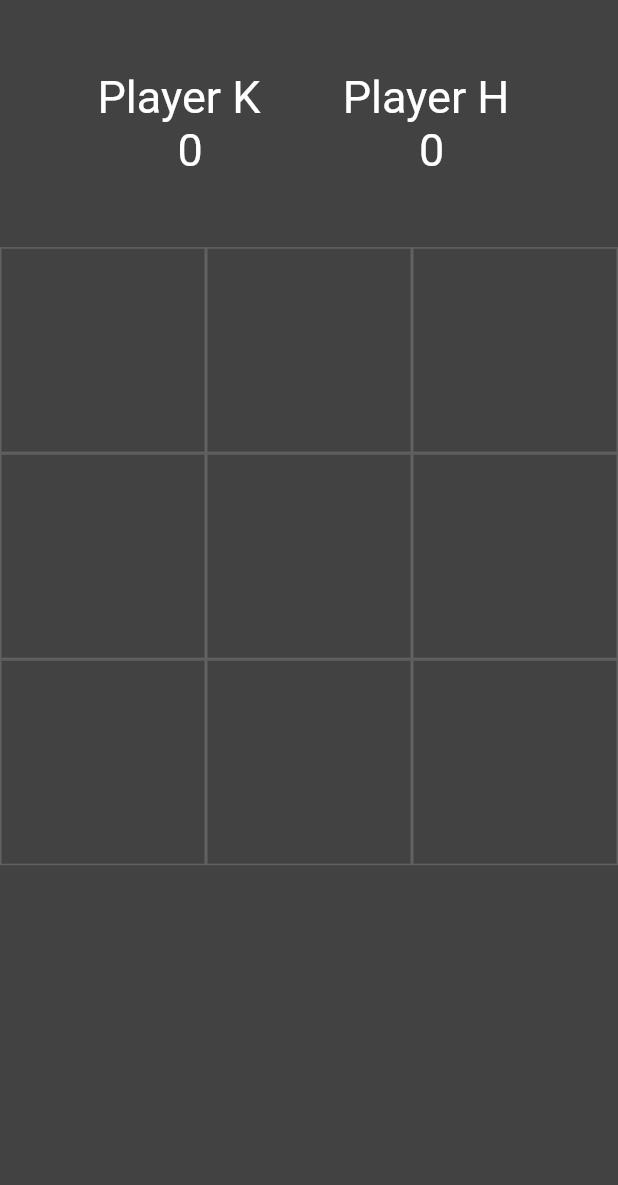
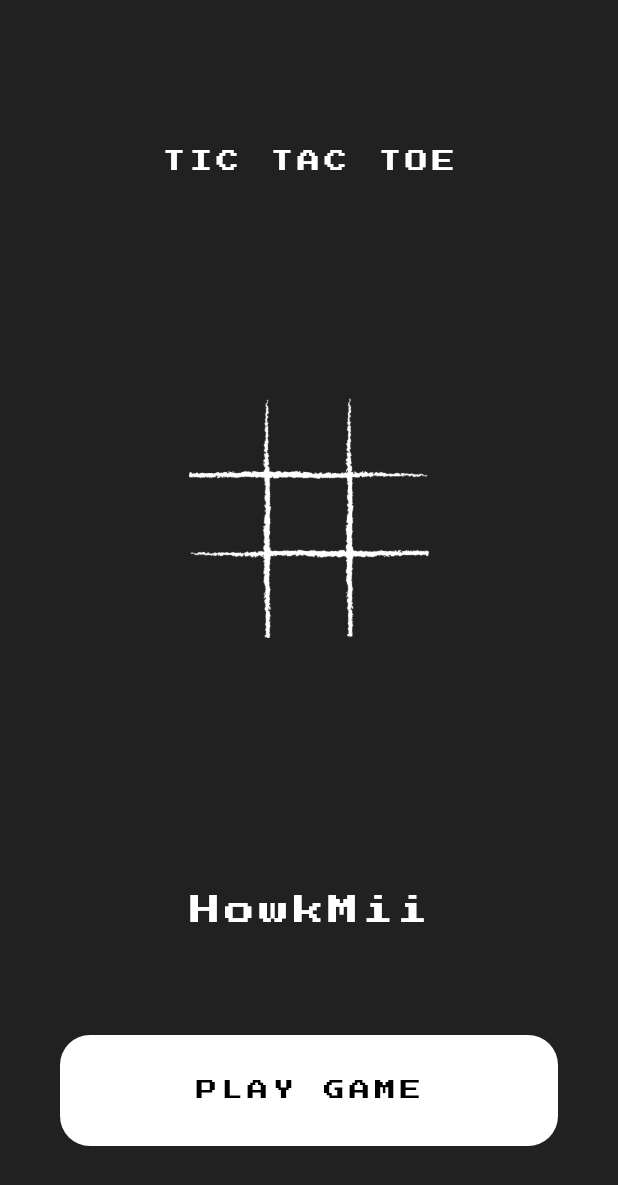
Before and after one commit to HowkMii/simple-Tic-Tac, a Flutter app: the screen it shows after launch, on a phone screen of 412 x 824 dp. Shown: the top 1185 px of the screen. Run offline on Flutter 3.47's test engine with Material 2 defaults, Android fonts, the phone set to English and light mode, and no system bars; drawn by our look-alikes of avatar_glow; our stand-ins replace google_fonts; missing offline and left inert: dart:ffi.

Commit message:
Finishing Touches

```diff
--- a/lib/main.dart
+++ b/lib/main.dart
@@ -1,210 +1,132 @@
-import 'dart:ffi';
 
+import 'package:avatar_glow/avatar_glow.dart';
 import 'package:flutter/material.dart';
-import 'package:flutter/rendering.dart';
+import 'package:google_fonts/google_fonts.dart';
+import 'homepage.dart';
+
 
 void main() {
+
   runApp(MyApp());
 }
 
 class MyApp extends StatelessWidget {
-
   @override
   Widget build(BuildContext context) {
+
     return MaterialApp(
       debugShowCheckedModeBanner: false,
-      home:HomePage(),
-
-
+      home: IntroScreen(),
     );
   }
 }
 
-class HomePage extends StatefulWidget {
-
+class IntroScreen extends StatefulWidget {
   @override
-   _HomePageState createState() => _HomePageState();
+  _IntroScreenState createState() => _IntroScreenState();
 }
 
-class _HomePageState extends State<HomePage> {
-  bool ohTurn = true;
-  List<String>  displayExOh =['','','','','','','','','',];
-  var myTextStyle = TextStyle(color: Colors.white,fontSize: 30);
-  int ohScore =0;
-  int exScore = 0;
+class _IntroScreenState extends State<IntroScreen>
+    with SingleTickerProviderStateMixin {
+       static var myNewFont = GoogleFonts.pressStart2P(
+      textStyle: TextStyle(color: Colors.black, letterSpacing: 3));
+       static var myNewFontWhite = GoogleFonts.pressStart2P(
+      textStyle: TextStyle(color: Colors.white, letterSpacing: 3));
 
 
   @override
-
   Widget build(BuildContext context) {
 
-    return Scaffold(
-      backgroundColor: Colors.grey[800],
-      body: Column(
-        children: <Widget>[
-          Expanded(
-            child:Container(
-               child: Row(
-                 mainAxisAlignment: MainAxisAlignment.center,
-
-                 children: <Widget>[
-                   Padding(
-                     padding: const EdgeInsets.all(20.0),
+    return MaterialApp(
+      debugShowCheckedModeBanner: false,
+      home: Scaffold(
+          backgroundColor: Colors.grey[900],
+          body: Center(
             child: Column(
               mainAxisAlignment: MainAxisAlignment.center,
               children: <Widget>[
-                         Text('Player K  ',style: myTextStyle,),
-                         Text(ohScore.toString(),style: myTextStyle,),
-                       ],
+                Expanded(
+                  child: Padding(
+                    padding: const EdgeInsets.only(top: 100.0),
+                    child: Container(
+                      child: Text(
+                        "TIC TAC TOE",
+                        style: myNewFontWhite.copyWith(fontSize: 15),
                       ),
                     ),
-                   Padding(
-                     padding: const EdgeInsets.all(20.0),
-                     child: Column(
-                       mainAxisAlignment: MainAxisAlignment.center,
-                       children: <Widget>[
-                         Text('Player H ',style: myTextStyle,),
-                         Text(exScore.toString(),style: myTextStyle,),
-                       ],
                   ),
                 ),
-                 ],
-
+                Expanded(
+                  flex: 2,
+                  child: Container(
+                    child: AvatarGlow(
+                      endRadius: 140,
+                      duration: Duration(seconds: 2),
+                      glowColor: Colors.white,
+                      repeat: true,
+                      repeatPauseDuration: Duration(seconds: 1),
+                      startDelay: Duration(seconds: 1),
+                      child: Container(
+                        decoration: BoxDecoration(
+                            border: Border.all(
+                              style: BorderStyle.none,
                             ),
-            ) ,
-
-
-
+                            shape: BoxShape.circle),
+                        child: CircleAvatar(
+                          backgroundColor: Colors.grey[900],
+                          child: Container(
+                            child: Image.asset(
+                              'lib/images/tictactoelogo.png',
+                              color: Colors.white,
+                              fit: BoxFit.scaleDown,
+                            ),
+                          ),
+                          radius: 80.0,
+                        ),
+                      ),
+                    ),
+                  ),
                 ),
                 Expanded(
-            flex: 3,
-                      child: GridView.builder(
-              itemCount: 9,
-              gridDelegate:
-               SliverGridDelegateWithFixedCrossAxisCount(crossAxisCount: 3),
-                itemBuilder: (BuildContext contex,int index){
-                  return GestureDetector(
-                    onTap:(){_tapped(index);
+                  child: Padding(
+                    padding: const EdgeInsets.only(top: 80.0),
+                    child: Container(
+                      child: Text(
+                        "HowkMii",
+                        style: myNewFontWhite.copyWith(fontSize: 20),
+                      ),
+                    ),
+                  ),
+                ),
+                GestureDetector(
+                  onTap: () {
+                    Navigator.push(
+                      context,
+                      MaterialPageRoute(builder: (context) => HomePage()),
+                    );
                   },
-
-
+                  child: Padding(
+                    padding: EdgeInsets.only(left: 40, right: 40, bottom: 60),
+                    child: ClipRRect(
+                      borderRadius: BorderRadius.circular(20),
                       child: Container(
-                        decoration: BoxDecoration(
-                          border: Border.all( color: Colors.grey[700])
+                        padding: EdgeInsets.all(30),
+                        color: Colors.white,
+                        child: Center(
+                          child: Text(
+                            'PLAY GAME',
+                            style: myNewFont,
                           ),
-                      child: Center(
-                        child: Text(displayExOh[index],style: TextStyle(color: Colors.white,fontSize: 40),),),
                         ),
-                  );
-                }),
                       ),
-          Expanded(
-            child:Container() ,
-
-
                     ),
-        ],
+                  ),
                 ),
 
 
-    );
-
-  }
-  void _tapped( int index){
-    setState(() {
-      if(ohTurn && displayExOh[index] ==''){
-        displayExOh[index] ='H';
-
-      }else if(!ohTurn && displayExOh[index] ==''){
-        displayExOh[index] ='K';
-      }
-      ohTurn = !ohTurn;
-      _checkWinner();
-    });
-
-
-  }
-  Void  _checkWinner(){
-    if(displayExOh[0] == displayExOh[1] &&
-       displayExOh[0] == displayExOh[2] &&
-       displayExOh[0] !=''){
-       _showWinDialog(displayExOh[0]);
-    }
-    if(displayExOh[3] == displayExOh[4] &&
-       displayExOh[3] == displayExOh[5] &&
-       displayExOh[3] !=''){
-       _showWinDialog(displayExOh[3]);
-    }
-    if(displayExOh[6] == displayExOh[7] &&
-       displayExOh[6] == displayExOh[8] &&
-       displayExOh[6] !=''){
-       _showWinDialog(displayExOh[6]);
-    }
-    if(displayExOh[0] == displayExOh[3] &&
-       displayExOh[0] == displayExOh[6] &&
-       displayExOh[0] !=''){
-       _showWinDialog(displayExOh[0]);
-    }
-    if(displayExOh[1] == displayExOh[4] &&
-       displayExOh[1] == displayExOh[7] &&
-       displayExOh[1] !=''){
-       _showWinDialog(displayExOh[1]);
-    }
-    if(displayExOh[2] == displayExOh[5] &&
-       displayExOh[2] == displayExOh[8] &&
-       displayExOh[2] !=''){
-       _showWinDialog(displayExOh[2]);
-    }
-    if(displayExOh[6] == displayExOh[4] &&
-       displayExOh[6] == displayExOh[2] &&
-       displayExOh[6] !=''){
-       _showWinDialog(displayExOh[6]);
-    }
-    if(displayExOh[0] == displayExOh[4] &&
-       displayExOh[0] == displayExOh[8] &&
-       displayExOh[0] !=''){
-       _showWinDialog(displayExOh[0]);
-    }
-
-
-
-  }
-  Void _showWinDialog(String winner){
-    showDialog(
-      barrierDismissible: false,
-      context: context,
-      builder: (BuildContext context){
-        return AlertDialog(
-          title: Text('Winner is '+ winner),
-          actions: <Widget>[
-            FlatButton(
-              child: Text('Play Again'),
-              onPressed:(){
-                _clearBoard();
-                Navigator.of(context).pop();
-              } )
               ],
+            ),
+          )),
     );
   }
-
-    );
-    if (winner == 'K'){
-      ohScore = ohScore +=1;
-
-    }else if(winner == 'H'){
-      exScore = exScore +=1;
-
 }
-    }
-    void _clearBoard(){
-      setState(() {
-        for(int i=0; i<9;i++){
-
-        displayExOh[i]='';
-      }
-
-      });
-
-
-  }
-}
```
Also changed, not shown: lib/homepage.dart (added, +242 -0 lines), pubspec.yaml (+9 -11 lines), lib/images/tictactoelogo.png (added), pubspec.lock. Lines whose indentation alone changed are shown as unchanged.
